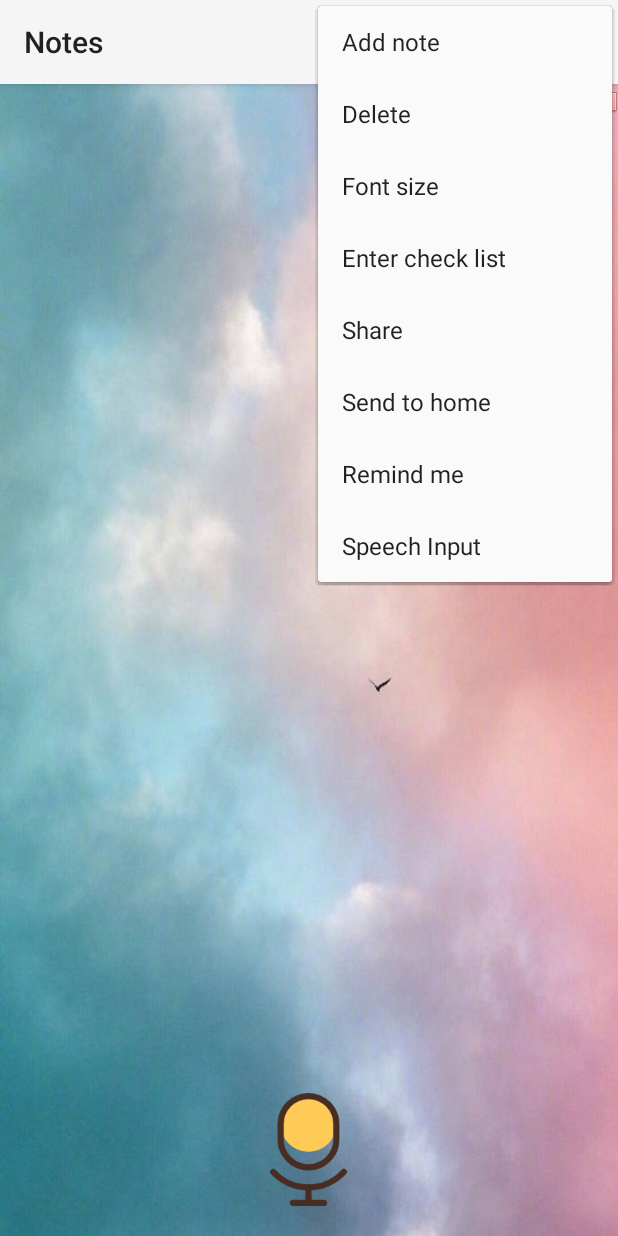
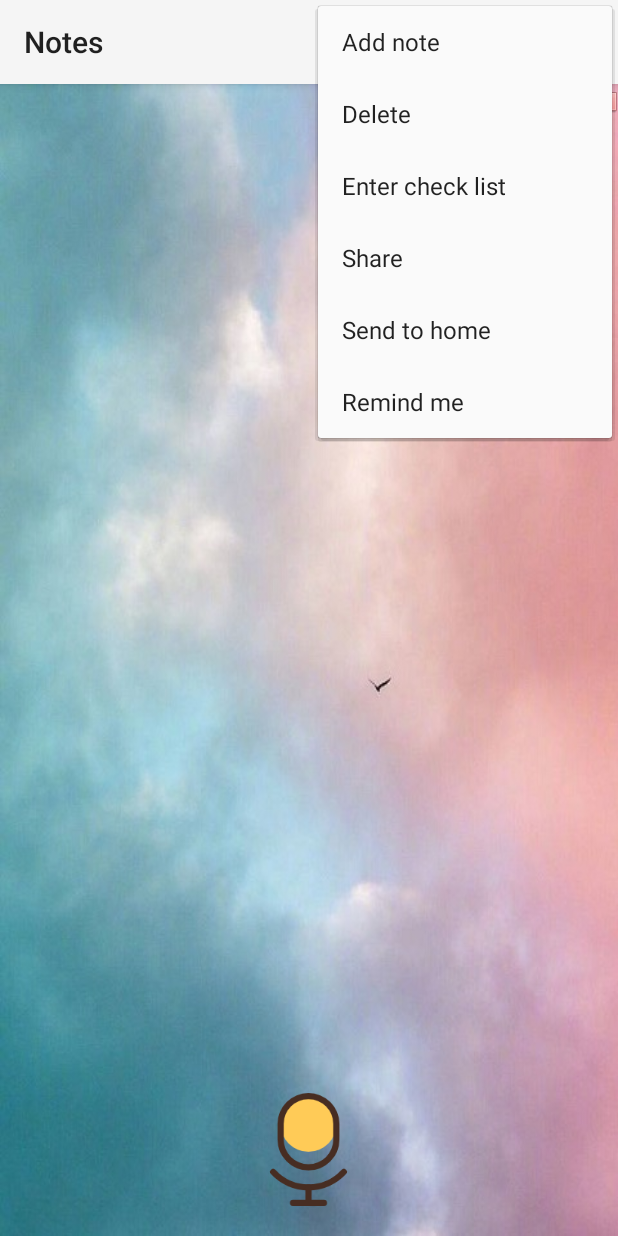
Before and after one commit to Lowae/MiCode, an Android app: the NoteEditActivity screen opened directly, with no data from a screen before it, with the options menu open, on a phone screen of 412 x 824 dp. Run offline under Robolectric (Android 15) with nearby library versions, the phone set to English and light mode, and no system bars; pictures from the network do not load; 20 statements that could not run were skipped.

Commit message:
字体设置

```diff
--- a/app/src/main/java/net/micode/notes/data/Notes.java
+++ b/app/src/main/java/net/micode/notes/data/Notes.java
@@ -256,6 +256,11 @@ public class Notes {
          * 存放图片路径
          */
         public static final String IMAGE_PATH = "image_path";
+
+        /**
+         * 文本样式选择
+         */
+        public static final String FONT_SELECT = "font_select";
     }
 
     public static final class TextNote implements DataColumns {
--- a/app/src/main/java/net/micode/notes/data/NotesDatabaseHelper.java
+++ b/app/src/main/java/net/micode/notes/data/NotesDatabaseHelper.java
@@ -87,7 +87,8 @@ public class NotesDatabaseHelper extends SQLiteOpenHelper {
                     DataColumns.DATA3 + " TEXT NOT NULL DEFAULT ''," +
                     DataColumns.DATA4 + " TEXT NOT NULL DEFAULT ''," +
                     DataColumns.DATA5 + " TEXT NOT NULL DEFAULT ''," +
-                    DataColumns.IMAGE_PATH +  " TEXT DEFAULT ''" +
+                    DataColumns.IMAGE_PATH +  " TEXT DEFAULT ''," +
+                    DataColumns.FONT_SELECT + " INTEGER NOT NULL DEFAULT 0"+
                     ")";
 
     //声明静态字符串"CREATE_DATA_NOTE_ID_INDEX_SQL",含义为创建便签和便签内容ID的索引
--- a/app/src/main/java/net/micode/notes/tool/ResourceParser.java
+++ b/app/src/main/java/net/micode/notes/tool/ResourceParser.java
@@ -36,6 +36,12 @@ public class ResourceParser {
     public static final int TEXT_MEDIUM      = 1;
     public static final int TEXT_LARGE       = 2;
     public static final int TEXT_SUPER       = 3;
+
+    public static final int FONT_BOLD        = 1;
+    public static final int FONT_ITALIC      = 2;
+    public static final int FONT_UNDERLINE   = 3;
+    public static final int FONT_SIZE         = 4;
+
 
     public static final int BG_DEFAULT_FONT_SIZE = TEXT_MEDIUM;
 
--- a/app/src/main/res/menu/call_note_edit.xml
+++ b/app/src/main/res/menu/call_note_edit.xml
@@ -21,10 +21,6 @@
     <item
         android:id="@+id/menu_delete"
         android:title="@string/menu_delete" />
-
-    <item
-        android:id="@+id/menu_font_size"
-        android:title="@string/menu_font_size"/>
 
     <item
         android:id="@+id/menu_list_mode"
@@ -62,7 +58,4 @@
         android:title="@string/menu_font"
         android:icon="@drawable/menu_font"
         app:showAsAction="always"/>
-    <item
-        android:id="@+id/menu_speech_input"
-        android:title="@string/menu_speech_input"/>
 </menu>
--- a/app/src/main/res/menu/note_edit.xml
+++ b/app/src/main/res/menu/note_edit.xml
@@ -25,10 +25,6 @@
     <item
         android:id="@+id/menu_delete"
         android:title="@string/menu_delete"/>
-
-    <item
-        android:id="@+id/menu_font_size"
-        android:title="@string/menu_font_size"/>
 
     <item
         android:id="@+id/menu_list_mode"
@@ -68,7 +64,4 @@
         android:icon="@drawable/menu_font"
         app:showAsAction="always"/>
 
-    <item
-        android:id="@+id/menu_speech_input"
-        android:title="@string/menu_speech_input"/>
 </menu>
```
Also changed, not shown: app/src/main/java/net/micode/notes/model/Note.java (+10 -1 lines), app/src/main/java/net/micode/notes/model/WorkingNote.java (+25 -7 lines), app/src/main/java/net/micode/notes/ui/NoteEditActivity.java (+43 -34 lines), 691 other files.
